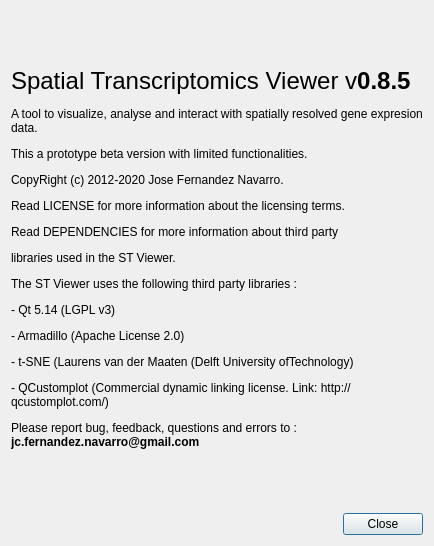
First picture: the form in src/dialogs/aboutdialog.ui, repository jfnavarro/st_viewer, before the edit.
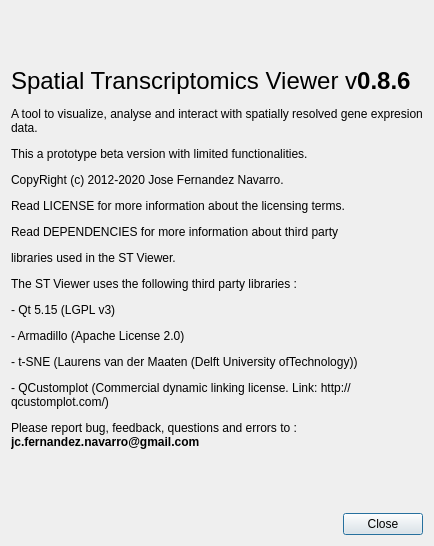
Second picture: the form after the edit.

Commit message: Style adjustments

Patch:
```diff
--- a/src/dialogs/aboutdialog.ui
+++ b/src/dialogs/aboutdialog.ui
@@ -43,7 +43,7 @@
         <bool>true</bool>
        </property>
        <property name="text">
-        <string>&lt;html&gt;&lt;head/&gt;&lt;body&gt;&lt;p&gt;&lt;span style=&quot; font-size:18pt;&quot;&gt;Spatial Transcriptomics Viewer v&lt;/span&gt;&lt;span style=&quot; font-size:18pt; font-weight:600;&quot;&gt;0.8.5&lt;/span&gt;&lt;/p&gt;&lt;p&gt;A tool to visualize, analyse and interact with spatially resolved gene expresion data.&lt;/p&gt;&lt;p&gt;This a prototype beta version with limited functionalities.&lt;/p&gt;&lt;p&gt;CopyRight (c) 2012-2020 Jose Fernandez Navarro.&lt;/p&gt;&lt;p&gt;Read LICENSE for more information about the licensing terms.&lt;/p&gt;&lt;p&gt;Read DEPENDENCIES for more information about third party&lt;/p&gt;&lt;p&gt;libraries used in the ST Viewer. &lt;/p&gt;&lt;p&gt;The ST Viewer uses the following third party libraries :&lt;/p&gt;&lt;p&gt;- Qt 5.14 (LGPL v3)&lt;/p&gt;&lt;p&gt;- Armadillo (Apache License 2.0)&lt;/p&gt;&lt;p&gt;- t-SNE (L&lt;span style=&quot; color:#000000;&quot;&gt;aurens van der Maaten (Delft University ofTechnology)&lt;/span&gt;&lt;/p&gt;&lt;p&gt;- QCustomplot (Commercial dynamic linking license. Link: http://qcustomplot.com/)&lt;/p&gt;&lt;p&gt;Please report bug, feedback, questions and errors to : &lt;span style=&quot; font-weight:600;&quot;&gt;jc.fernandez.navarro@gmail.com&lt;/span&gt;&lt;/p&gt;&lt;/body&gt;&lt;/html&gt;</string>
+        <string>&lt;html&gt;&lt;head/&gt;&lt;body&gt;&lt;p&gt;&lt;span style=&quot; font-size:18pt;&quot;&gt;Spatial Transcriptomics Viewer v&lt;/span&gt;&lt;span style=&quot; font-size:18pt; font-weight:600;&quot;&gt;0.8.6&lt;/span&gt;&lt;/p&gt;&lt;p&gt;A tool to visualize, analyse and interact with spatially resolved gene expresion data.&lt;/p&gt;&lt;p&gt;This a prototype beta version with limited functionalities.&lt;/p&gt;&lt;p&gt;CopyRight (c) 2012-2020 Jose Fernandez Navarro.&lt;/p&gt;&lt;p&gt;Read LICENSE for more information about the licensing terms.&lt;/p&gt;&lt;p&gt;Read DEPENDENCIES for more information about third party&lt;/p&gt;&lt;p&gt;libraries used in the ST Viewer. &lt;/p&gt;&lt;p&gt;The ST Viewer uses the following third party libraries :&lt;/p&gt;&lt;p&gt;- Qt 5.15 (LGPL v3)&lt;/p&gt;&lt;p&gt;- Armadillo (Apache License 2.0)&lt;/p&gt;&lt;p&gt;- t-SNE (L&lt;span style=&quot; color:#000000;&quot;&gt;aurens van der Maaten (Delft University ofTechnology))&lt;/span&gt;&lt;/p&gt;&lt;p&gt;- QCustomplot (Commercial dynamic linking license. Link: http://qcustomplot.com/)&lt;/p&gt;&lt;p&gt;Please report bug, feedback, questions and errors to : &lt;span style=&quot; font-weight:600;&quot;&gt;jc.fernandez.navarro@gmail.com&lt;/span&gt;&lt;/p&gt;&lt;/body&gt;&lt;/html&gt;</string>
        </property>
        <property name="textFormat">
         <enum>Qt::AutoText</enum>
```
The commit also changes 43 other files.
